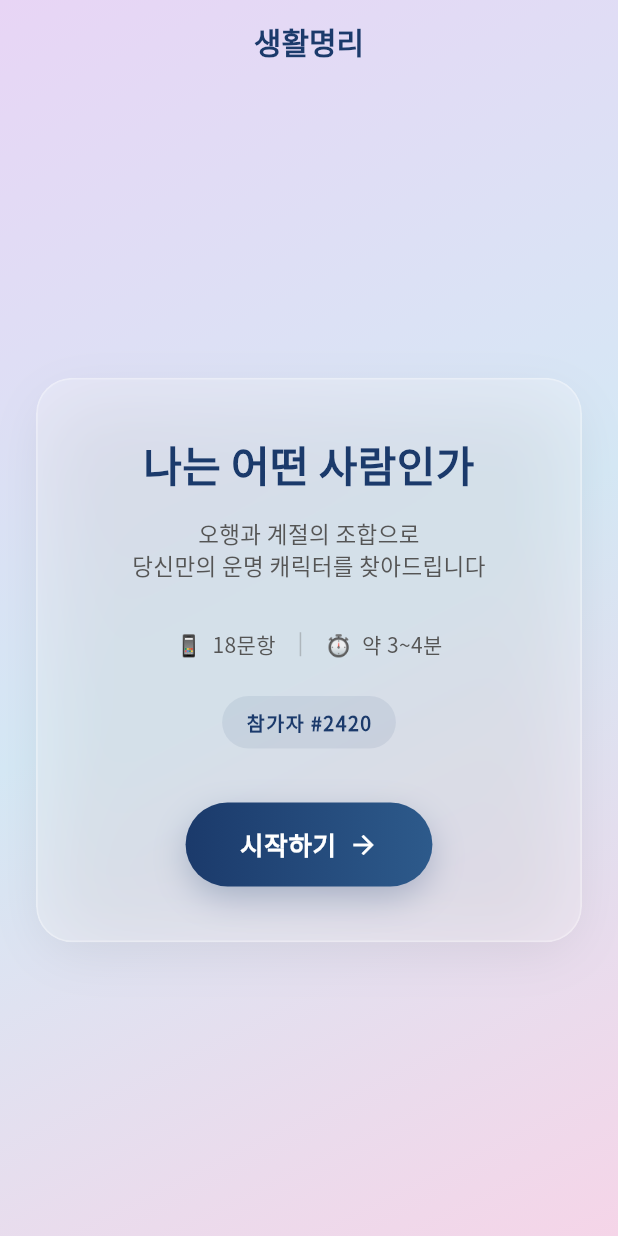
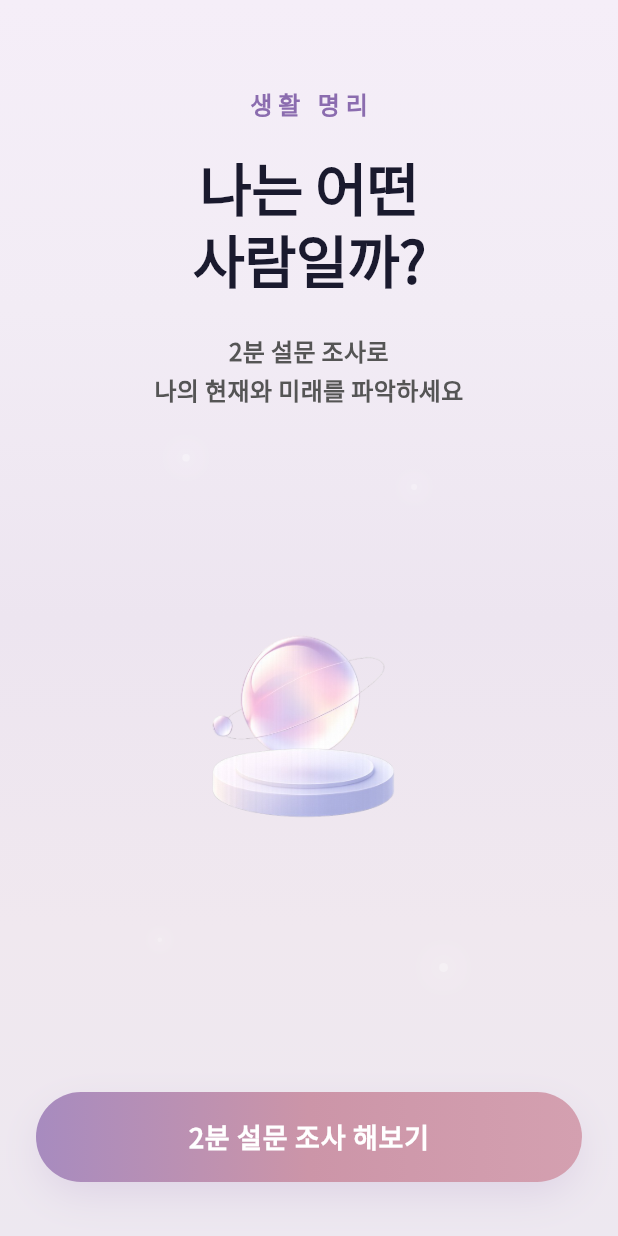
Before and after one commit to jdnnetwork/saju, a Flutter app: the screen it shows after launch, on a phone screen of 412 x 824 dp. Run offline on Flutter 3.47's test engine with Material 3 defaults, Android fonts, the phone set to English and light mode, and no system bars; drawn by our look-alikes of flutter_animate; our stand-ins replace google_fonts, supabase_flutter; accounts and stored records are empty.

Commit message:
feat: 온보딩 리뉴얼 + 전체 화면 터치 사운드/햅틱
- IntroScreen 완전 교체: 3D 구체(gu.png) + 받침대(bat.png) 구성, 3초 주기 부유 애니메이션
- 반짝이는 점 4개 배경 장식, CTA shimmer, Pretendard 대체로 Noto Sans KR(google_fonts) 적용
- lib/utils/sound.dart: HapticFeedback.lightImpact + SystemSound.click 헬퍼
- 모든 화면(Survey/Result/Feedback/ThankYou/HomeDashboard)과 위젯(ForcedOption/ImageOption/ScaleSlider) 탭 시 사운드+진동

Co-Authored-By: Claude Opus 4.7 (1M context) <noreply@anthropic.com>

```diff
--- a/living_myeongli/lib/screens/feedback_screen.dart
+++ b/living_myeongli/lib/screens/feedback_screen.dart
@@ -5,6 +5,7 @@ import 'package:supabase_flutter/supabase_flutter.dart';
 import '../config/theme.dart';
 import '../models/character.dart';
 import '../services/supabase_service.dart';
+import '../utils/sound.dart';
 import '../widgets/glass_card.dart';
 import 'thankyou_screen.dart';
 
@@ -46,6 +47,7 @@ class _FeedbackScreenState extends State<FeedbackScreen> {
 
   Future<void> _submit() async {
     if (!_canSubmit) return;
+    playClickSound();
     setState(() {
       _submitting = true;
       _error = null;
@@ -95,7 +97,10 @@ class _FeedbackScreenState extends State<FeedbackScreen> {
           title: const Text('생활명리'),
           leading: IconButton(
             icon: const Icon(Icons.arrow_back_ios_new),
-            onPressed: () => Navigator.of(context).pop(),
+            onPressed: () {
+              playClickSound();
+              Navigator.of(context).pop();
+            },
           ),
         ),
         body: SafeArea(
@@ -247,7 +252,10 @@ class _StarRow extends StatelessWidget {
           children: [
             for (var i = 1; i <= 5; i++)
               GestureDetector(
-                onTap: () => onChanged(i),
+                onTap: () {
+                  playClickSound();
+                  onChanged(i);
+                },
                 behavior: HitTestBehavior.opaque,
                 child: Padding(
                   padding: const EdgeInsets.symmetric(horizontal: 4),
--- a/living_myeongli/lib/screens/home_dashboard_screen.dart
+++ b/living_myeongli/lib/screens/home_dashboard_screen.dart
@@ -2,6 +2,8 @@ import 'dart:math' as math;
 
 import 'package:flutter/material.dart';
 import 'package:flutter_animate/flutter_animate.dart';
+
+import '../utils/sound.dart';
 
 class HomeDashboardScreen extends StatelessWidget {
   final Map<String, double> elementScores;
@@ -132,7 +134,7 @@ class _TopBar extends StatelessWidget {
           ),
           const Spacer(),
           GestureDetector(
-            onTap: () {},
+            onTap: () => playClickSound(),
             child: Row(
               children: [
                 Container(
@@ -333,7 +335,7 @@ class _Hero extends StatelessWidget {
                     .slideY(begin: 0.3, end: 0, curve: Curves.easeOutCubic),
                 const SizedBox(height: 24),
                 GestureDetector(
-                  onTap: () {},
+                  onTap: () => playClickSound(),
                   child: Container(
                     width: 200,
                     height: 50,
@@ -875,7 +877,7 @@ class _JourneyCard extends StatelessWidget {
   @override
   Widget build(BuildContext context) {
     return GestureDetector(
-      onTap: () {},
+      onTap: () => playClickSound(),
       child: Container(
         padding: const EdgeInsets.symmetric(vertical: 16),
         decoration: BoxDecoration(
@@ -965,7 +967,7 @@ class _RecordSpace extends StatelessWidget {
             ),
             const SizedBox(width: 16),
             GestureDetector(
-              onTap: () {},
+              onTap: () => playClickSound(),
               child: Container(
                 width: 48,
                 height: 48,
@@ -1056,7 +1058,7 @@ class _NavTab extends StatelessWidget {
     final color = active ? const Color(0xFF9C7CB8) : const Color(0xFFBBBBBB);
     return Expanded(
       child: GestureDetector(
-        onTap: () {},
+        onTap: () => playClickSound(),
         behavior: HitTestBehavior.opaque,
         child: Column(
           mainAxisAlignment: MainAxisAlignment.center,
--- a/living_myeongli/lib/screens/intro_screen.dart
+++ b/living_myeongli/lib/screens/intro_screen.dart
@@ -2,9 +2,9 @@ import 'dart:math' as math;
 
 import 'package:flutter/material.dart';
 import 'package:flutter_animate/flutter_animate.dart';
+import 'package:google_fonts/google_fonts.dart';
 
-import '../config/theme.dart';
-import '../widgets/glass_card.dart';
+import '../utils/sound.dart';
 import 'result_screen.dart';
 import 'survey_screen.dart';
 
@@ -15,19 +15,38 @@ class IntroScreen extends StatefulWidget {
   State<IntroScreen> createState() => _IntroScreenState();
 }
 
-class _IntroScreenState extends State<IntroScreen> {
+class _IntroScreenState extends State<IntroScreen>
+    with SingleTickerProviderStateMixin {
   late final int _respondentNumber;
+  late final AnimationController _floatController;
+  late final Animation<double> _floatAnimation;
 
   @override
   void initState() {
     super.initState();
     _respondentNumber = 1000 + math.Random().nextInt(9000);
+
+    _floatController = AnimationController(
+      duration: const Duration(milliseconds: 3000),
+      vsync: this,
+    )..repeat(reverse: true);
+
+    _floatAnimation = Tween<double>(begin: 0.0, end: -16.0).animate(
+      CurvedAnimation(parent: _floatController, curve: Curves.easeInOut),
+    );
+  }
+
+  @override
+  void dispose() {
+    _floatController.dispose();
+    super.dispose();
   }
 
   void _onStart() {
+    playClickSound();
     Navigator.of(context).push(
       PageRouteBuilder(
-        transitionDuration: const Duration(milliseconds: 350),
+        transitionDuration: const Duration(milliseconds: 500),
         pageBuilder: (_, _, _) => SurveyScreen(
           respondentNumber: _respondentNumber,
           onComplete: (result) {
@@ -45,165 +64,301 @@ class _IntroScreenState extends State<IntroScreen> {
             );
           },
         ),
-        transitionsBuilder: (_, anim, _, child) => FadeTransition(
-          opacity: anim,
-          child: SlideTransition(
-            position: Tween<Offset>(
-              begin: const Offset(0.05, 0),
-              end: Offset.zero,
-            ).animate(CurvedAnimation(parent: anim, curve: Curves.easeOutCubic)),
-            child: child,
+        transitionsBuilder: (_, anim, _, child) =>
+            FadeTransition(opacity: anim, child: child),
+      ),
+    );
+  }
+
+  @override
+  Widget build(BuildContext context) {
+    final sw = MediaQuery.of(context).size.width;
+    final sh = MediaQuery.of(context).size.height;
+    final bp = MediaQuery.of(context).padding.bottom;
+
+    return Scaffold(
+      body: Container(
+        width: double.infinity,
+        height: double.infinity,
+        decoration: _bg(),
+        child: SafeArea(
+          bottom: false,
+          child: Column(
+            children: [
+              _topText(sh),
+              _orbSection(sw, sh),
+              _ctaButton(sw, bp),
+            ],
           ),
         ),
       ),
     );
   }
 
-  @override
-  Widget build(BuildContext context) {
-    return Container(
-      decoration: const BoxDecoration(gradient: AppGradients.pastel),
-      child: Scaffold(
-        backgroundColor: Colors.transparent,
-        appBar: AppBar(title: const Text('생활명리')),
-        body: SafeArea(
-          child: Padding(
-            padding: const EdgeInsets.symmetric(horizontal: 24, vertical: 16),
-            child: Center(
-              child: GlassCard(
-                padding: const EdgeInsets.symmetric(horizontal: 28, vertical: 36),
+  // ────────────────────────────────────────────────────────────
+  // 배경 그라데이션
+  // ────────────────────────────────────────────────────────────
+  BoxDecoration _bg() {
+    return const BoxDecoration(
+      gradient: LinearGradient(
+        begin: Alignment.topCenter,
+        end: Alignment.bottomCenter,
+        colors: [
+          Color(0xFFF5EEF8),
+          Color(0xFFF2ECF5),
+          Color(0xFFEDE5F0),
+          Color(0xFFF0E8EF),
+          Color(0xFFEDE8F0),
+        ],
+        stops: [0.0, 0.25, 0.5, 0.75, 1.0],
+      ),
+    );
+  }
+
+  // ────────────────────────────────────────────────────────────
+  // 상단 텍스트 영역
+  // ────────────────────────────────────────────────────────────
+  Widget _topText(double sh) {
+    return Padding(
+      padding: const EdgeInsets.symmetric(horizontal: 24),
       child: Column(
-                  mainAxisSize: MainAxisSize.min,
         children: [
+          SizedBox(height: sh * 0.07),
           Text(
-                      '나는 어떤 사람인가',
-                      style: AppText.title(size: 28),
-                      textAlign: TextAlign.center,
+            '생활 명리',
+            style: GoogleFonts.notoSansKr(
+              fontSize: 16,
+              fontWeight: FontWeight.w700,
+              color: const Color(0xFF8B6CAF),
+              letterSpacing: 4,
+            ),
           )
               .animate()
-                        .fadeIn(duration: 500.ms)
-                        .slideY(begin: 0.2, end: 0, curve: Curves.easeOutCubic),
-                    const SizedBox(height: 16),
+              .fadeIn(duration: 600.ms, delay: 200.ms)
+              .slideY(
+                begin: -0.3,
+                end: 0,
+                duration: 600.ms,
+                delay: 200.ms,
+                curve: Curves.easeOutCubic,
+              ),
+          const SizedBox(height: 20),
           Text(
-                      '오행과 계절의 조합으로\n당신만의 운명 캐릭터를 찾아드립니다',
-                      style: AppText.body(size: 15, color: AppColors.textSecondary),
+            '나는 어떤\n사람일까?',
             textAlign: TextAlign.center,
-                    ).animate().fadeIn(delay: 200.ms, duration: 500.ms),
-                    const SizedBox(height: 32),
-                    _MetaRow(
-                      items: const [
-                        ('📱', '18문항'),
-                        ('⏱', '약 3~4분'),
+            style: GoogleFonts.notoSansKr(
+              fontSize: 38,
+              fontWeight: FontWeight.w800,
+              color: const Color(0xFF1A1A2E),
+              height: 1.25,
+              letterSpacing: -0.5,
+            ),
+          )
+              .animate()
+              .fadeIn(duration: 700.ms, delay: 400.ms)
+              .slideY(
+                begin: 0.2,
+                end: 0,
+                duration: 700.ms,
+                delay: 400.ms,
+                curve: Curves.easeOutCubic,
+              ),
+          const SizedBox(height: 24),
+          Text(
+            '2분 설문 조사로\n나의 현재와 미래를 파악하세요',
+            textAlign: TextAlign.center,
+            style: GoogleFonts.notoSansKr(
+              fontSize: 16,
+              fontWeight: FontWeight.w700,
+              color: const Color(0xFF555555),
+              height: 1.6,
+            ),
+          )
+              .animate()
+              .fadeIn(duration: 600.ms, delay: 600.ms)
+              .slideY(
+                begin: 0.2,
+                end: 0,
+                duration: 600.ms,
+                delay: 600.ms,
+                curve: Curves.easeOutCubic,
+              ),
         ],
-                    ).animate().fadeIn(delay: 400.ms, duration: 500.ms),
-                    const SizedBox(height: 24),
+      ),
+    );
+  }
+
+  // ────────────────────────────────────────────────────────────
+  // 중앙 구체 + 받침대
+  // ────────────────────────────────────────────────────────────
+  Widget _orbSection(double sw, double sh) {
+    return Expanded(
+      child: Stack(
+        alignment: Alignment.center,
+        children: [
+          // 반짝이는 점 4개
+          Positioned(
+            left: sw * 0.12,
+            top: 30,
+            child: _sparkle(5.0, const Color(0x50FFFFFF), 0),
+          ),
+          Positioned(
+            right: sw * 0.15,
+            top: 50,
+            child: _sparkle(4.0, const Color(0x40FFFFFF), 800),
+          ),
+          Positioned(
+            left: sw * 0.08,
+            bottom: 100,
+            child: _sparkle(3.0, const Color(0x35FFFFFF), 1600),
+          ),
+          Positioned(
+            right: sw * 0.10,
+            bottom: 80,
+            child: _sparkle(6.0, const Color(0x45FFFFFF), 2400),
+          ),
+
+          // 구체 + 받침대
+          GestureDetector(
+            onTap: () => playClickSound(),
+            child: Column(
+              mainAxisAlignment: MainAxisAlignment.center,
+              children: [
+                AnimatedBuilder(
+                  animation: _floatAnimation,
+                  builder: (context, child) {
+                    return Transform.translate(
+                      offset: Offset(0, _floatAnimation.value),
+                      child: child,
+                    );
+                  },
+                  child: Image.asset(
+                    'asset/image/gu.png',
+                    width: sw * 0.58,
+                    fit: BoxFit.contain,
+                  ),
+                )
+                    .animate()
+                    .fadeIn(duration: 800.ms, delay: 500.ms)
+                    .scale(
+                      begin: const Offset(0.8, 0.8),
+                      end: const Offset(1.0, 1.0),
+                      duration: 800.ms,
+                      delay: 500.ms,
+                      curve: Curves.easeOutBack,
+                    ),
+                Transform.translate(
+                  offset: const Offset(0, -25),
+                  child: Image.asset(
+                    'asset/image/bat.png',
+                    width: sw * 0.65,
+                    fit: BoxFit.contain,
+                  ),
+                ).animate().fadeIn(duration: 600.ms, delay: 700.ms),
+              ],
+            ),
+          ),
+        ],
+      ),
+    );
+  }
+
+  Widget _sparkle(double size, Color color, int delayMs) {
+    return Container(
+      width: size,
+      height: size,
+      decoration: BoxDecoration(
+        shape: BoxShape.circle,
+        color: color,
+        boxShadow: [
+          BoxShadow(
+            color: color.withOpacity(0.6),
+            blurRadius: size * 3,
+            spreadRadius: size * 0.5,
+          ),
+        ],
+      ),
+    )
+        .animate(onPlay: (c) => c.repeat(reverse: true))
+        .fadeIn(duration: 2000.ms, delay: delayMs.ms)
+        .scale(
+          begin: const Offset(0.7, 0.7),
+          end: const Offset(1.3, 1.3),
+          duration: 4000.ms,
+          delay: delayMs.ms,
+        );
+  }
+
+  // ────────────────────────────────────────────────────────────
+  // 하단 CTA
+  // ────────────────────────────────────────────────────────────
+  Widget _ctaButton(double sw, double bp) {
+    return Padding(
+      padding: EdgeInsets.fromLTRB(24, 0, 24, bp + 36),
+      child: GestureDetector(
+        onTap: _onStart,
+        child: Stack(
+          children: [
             Container(
-                      padding: const EdgeInsets.symmetric(horizontal: 16, vertical: 8),
+              width: double.infinity,
+              height: 60,
               decoration: BoxDecoration(
-                        color: AppColors.primary.withOpacity(0.08),
-                        borderRadius: BorderRadius.circular(20),
+                gradient: const LinearGradient(
+                  begin: Alignment.centerLeft,
+                  end: Alignment.centerRight,
+                  colors: [
+                    Color(0xFFA78BBF),
+                    Color(0xFFCC95A8),
+                    Color(0xFFD4A0B0),
+                  ],
+                  stops: [0.0, 0.5, 1.0],
                 ),
+                borderRadius: BorderRadius.circular(30),
+                boxShadow: const [
+                  BoxShadow(
+                    color: Color(0x40A78BBF),
+                    blurRadius: 24,
+                    offset: Offset(0, 10),
+                    spreadRadius: -4,
+                  ),
+                ],
+              ),
+              child: Center(
                 child: Text(
-                        '참가자 #${_respondentNumber.toString().padLeft(4, '0')}',
-                        style: AppText.caption(size: 13, color: AppColors.primary)
-                            .copyWith(fontWeight: FontWeight.w700, letterSpacing: 1),
-                      ),
-                    ).animate().fadeIn(delay: 500.ms, duration: 500.ms),
-                    const SizedBox(height: 36),
-                    _StartButton(onPressed: _onStart)
-                        .animate()
-                        .fadeIn(delay: 600.ms, duration: 500.ms)
-                        .slideY(begin: 0.2, end: 0, curve: Curves.easeOutCubic),
-                  ],
+                  '2분 설문 조사 해보기',
+                  style: GoogleFonts.notoSansKr(
+                    fontSize: 18,
+                    fontWeight: FontWeight.w700,
+                    color: Colors.white,
+                    letterSpacing: 0.5,
                   ),
                 ),
               ),
             ),
+            Positioned.fill(
+              child: ClipRRect(
+                borderRadius: BorderRadius.circular(30),
+                child: Container(color: Colors.transparent)
+                    .animate(onPlay: (c) => c.repeat())
+                    .shimmer(
+                      duration: 2500.ms,
+                      delay: 1500.ms,
+                      color: Colors.white.withOpacity(0.12),
                     ),
+              ),
+            ),
+          ],
+        ),
+      )
+          .animate()
+          .fadeIn(duration: 600.ms, delay: 900.ms)
+          .slideY(
+            begin: 0.3,
+            end: 0,
+            duration: 600.ms,
+            delay: 900.ms,
+            curve: Curves.easeOutCubic,
           ),
     );
   }
 }
-
-class _MetaRow extends StatelessWidget {
-  const _MetaRow({required this.items});
-  final List<(String, String)> items;
-
-  @override
-  Widget build(BuildContext context) {
-    return Row(
-      mainAxisAlignment: MainAxisAlignment.center,
-      children: [
-        for (var i = 0; i < items.length; i++) ...[
-          if (i > 0)
-            Container(
-              width: 1,
-              height: 16,
-              color: AppColors.textSecondary.withOpacity(0.3),
-              margin: const EdgeInsets.symmetric(horizontal: 16),
-            ),
-          Text(
-            '${items[i].$1}  ${items[i].$2}',
-            style: AppText.body(size: 14, color: AppColors.textSecondary),
-          ),
-        ],
-      ],
-    );
-  }
-}
-
-class _StartButton extends StatefulWidget {
-  const _StartButton({required this.onPressed});
-  final VoidCallback onPressed;
-
-  @override
-  State<_StartButton> createState() => _StartButtonState();
-}
-
-class _StartButtonState extends State<_StartButton> {
-  bool _pressed = false;
-
-  @override
-  Widget build(BuildContext context) {
-    return GestureDetector(
-      onTapDown: (_) => setState(() => _pressed = true),
-      onTapUp: (_) => setState(() => _pressed = false),
-      onTapCancel: () => setState(() => _pressed = false),
-      onTap: widget.onPressed,
-      child: AnimatedScale(
-        scale: _pressed ? 0.97 : 1.0,
-        duration: const Duration(milliseconds: 150),
-        curve: Curves.easeOut,
-        child: Container(
-          padding: const EdgeInsets.symmetric(horizontal: 36, vertical: 16),
-          decoration: BoxDecoration(
-            gradient: const LinearGradient(
-              colors: [AppColors.primary, Color(0xFF2D5A8B)],
-            ),
-            borderRadius: BorderRadius.circular(28),
-            boxShadow: [
-              BoxShadow(
-                color: AppColors.primary.withOpacity(0.3),
-                blurRadius: 20,
-                spreadRadius: -2,
-                offset: const Offset(0, 8),
-              ),
-            ],
-          ),
-          child: Row(
-            mainAxisSize: MainAxisSize.min,
-            children: [
-              Text(
-                '시작하기',
-                style: AppText.body(size: 17, color: Colors.white)
-                    .copyWith(fontWeight: FontWeight.w700, letterSpacing: 0.5),
-              ),
-              const SizedBox(width: 8),
-              const Icon(Icons.arrow_forward, color: Colors.white, size: 20),
-            ],
-          ),
-        ),
-      ),
-    );
-  }
-}
--- a/living_myeongli/lib/screens/result_screen.dart
+++ b/living_myeongli/lib/screens/result_screen.dart
@@ -7,6 +7,7 @@ import '../data/questions.dart';
 import '../models/character.dart';
 import '../services/scoring_service.dart';
 import '../services/supabase_service.dart';
+import '../utils/sound.dart';
 import '../widgets/glass_card.dart';
 import '../widgets/score_bar.dart';
 import 'feedback_screen.dart';
@@ -57,6 +58,7 @@ class _ResultScreenState extends State<ResultScreen> {
   }
 
   void _onFeedback() {
+    playClickSound();
     Navigator.of(context).push(
       PageRouteBuilder(
         transitionDuration: const Duration(milliseconds: 350),
@@ -79,6 +81,7 @@ class _ResultScreenState extends State<ResultScreen> {
   }
 
   void _onManageMyeongli() {
+    playClickSound();
     Navigator.of(context).push(
       PageRouteBuilder(
         transitionDuration: const Duration(milliseconds: 500),
--- a/living_myeongli/lib/screens/survey_screen.dart
+++ b/living_myeongli/lib/screens/survey_screen.dart
@@ -6,6 +6,7 @@ import 'package:flutter_animate/flutter_animate.dart';
 import '../config/theme.dart';
 import '../data/questions.dart';
 import '../models/question.dart';
+import '../utils/sound.dart';
 import '../widgets/forced_option.dart';
 import '../widgets/glass_card.dart';
 import '../widgets/image_option.dart';
@@ -106,6 +107,7 @@ class _SurveyScreenState extends State<SurveyScreen> {
   }
 
   void _onBack() {
+    playClickSound();
     if (_index == 0) {
       Navigator.of(context).pop();
       return;
@@ -347,7 +349,12 @@ class _QuestionCard extends StatelessWidget {
             SizedBox(
               width: double.infinity,
               child: ElevatedButton(
-                onPressed: selectedDisplayIndex == null ? null : onScaleConfirm,
+                onPressed: selectedDisplayIndex == null
+                    ? null
+                    : () {
+                        playClickSound();
+                        onScaleConfirm();
+                      },
                 style: ElevatedButton.styleFrom(
                   backgroundColor: AppColors.primary,
                   foregroundColor: Colors.white,
--- a/living_myeongli/lib/screens/thankyou_screen.dart
+++ b/living_myeongli/lib/screens/thankyou_screen.dart
@@ -3,6 +3,7 @@ import 'package:flutter_animate/flutter_animate.dart';
 
 import '../config/theme.dart';
 import '../models/character.dart';
+import '../utils/sound.dart';
 import '../widgets/glass_card.dart';
 import 'splash_screen.dart';
 
@@ -12,6 +13,7 @@ class ThankYouScreen extends StatelessWidget {
   final Character topCharacter;
 
   void _toStart(BuildContext context) {
+    playClickSound();
     Navigator.of(context).pushAndRemoveUntil(
       PageRouteBuilder(
         transitionDuration: const Duration(milliseconds: 500),
--- /dev/null
+++ b/living_myeongli/lib/utils/sound.dart
@@ -0,0 +1,6 @@
+import 'package:flutter/services.dart';
+
+void playClickSound() {
+  HapticFeedback.lightImpact();
+  SystemSound.play(SystemSoundType.click);
+}
--- a/living_myeongli/lib/widgets/forced_option.dart
+++ b/living_myeongli/lib/widgets/forced_option.dart
@@ -2,6 +2,7 @@ import 'package:flutter/material.dart';
 
 import '../config/theme.dart';
 import '../models/question.dart';
+import '../utils/sound.dart';
 
 class ForcedOption extends StatefulWidget {
   const ForcedOption({
@@ -32,7 +33,10 @@ class _ForcedOptionState extends State<ForcedOption> {
       onTapDown: (_) => setState(() => _pressed = true),
       onTapUp: (_) => setState(() => _pressed = false),
       onTapCancel: () => setState(() => _pressed = false),
-      onTap: widget.onTap,
+      onTap: () {
+        playClickSound();
+        widget.onTap();
+      },
       child: AnimatedScale(
         scale: _pressed ? 0.97 : 1.0,
         duration: const Duration(milliseconds: 150),
--- a/living_myeongli/lib/widgets/image_option.dart
+++ b/living_myeongli/lib/widgets/image_option.dart
@@ -2,6 +2,7 @@ import 'package:flutter/material.dart';
 
 import '../config/theme.dart';
 import '../models/question.dart';
+import '../utils/sound.dart';
 
 class ImageOption extends StatefulWidget {
   const ImageOption({
@@ -32,7 +33,10 @@ class _ImageOptionState extends State<ImageOption> {
       onTapDown: (_) => setState(() => _pressed = true),
       onTapUp: (_) => setState(() => _pressed = false),
       onTapCancel: () => setState(() => _pressed = false),
-      onTap: widget.onTap,
+      onTap: () {
+        playClickSound();
+        widget.onTap();
+      },
       child: AnimatedScale(
         scale: _pressed ? 0.97 : 1.0,
         duration: const Duration(milliseconds: 150),
--- a/living_myeongli/lib/widgets/scale_slider.dart
+++ b/living_myeongli/lib/widgets/scale_slider.dart
@@ -1,6 +1,7 @@
 import 'package:flutter/material.dart';
 
 import '../config/theme.dart';
+import '../utils/sound.dart';
 
 class ScaleSlider extends StatefulWidget {
   const ScaleSlider({
@@ -96,7 +97,11 @@ class _ScaleSliderState extends State<ScaleSlider>
             min: 0,
             max: (widget.labels.length - 1).toDouble(),
             divisions: widget.labels.length - 1,
-            onChanged: (val) => widget.onChanged(val.round()),
+            onChanged: (val) {
+              final next = val.round();
+              if (next != v) playClickSound();
+              widget.onChanged(next);
+            },
           ),
         ),
         const SizedBox(height: 4),
--- a/living_myeongli/pubspec.yaml
+++ b/living_myeongli/pubspec.yaml
@@ -62,6 +62,10 @@ flutter:
   # the material Icons class.
   uses-material-design: true
 
+  assets:
+    - asset/image/gu.png
+    - asset/image/bat.png
+
   # To add assets to your application, add an assets section, like this:
   # assets:
   #   - images/a_dot_burr.jpeg
```
Also changed, not shown: living_myeongli/asset/image/bat.png (added), living_myeongli/asset/image/gu.png (added). Lines whose indentation alone changed are shown as unchanged.
